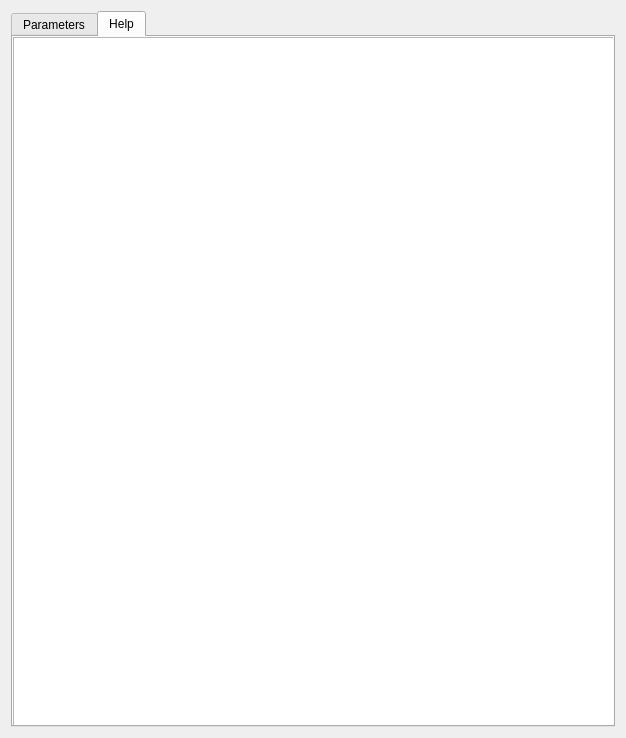
First picture: the form in zonal_exact/zonal_exact_dialog_base.ui, repository JakubCha/exactextract_qgis, before the edit.
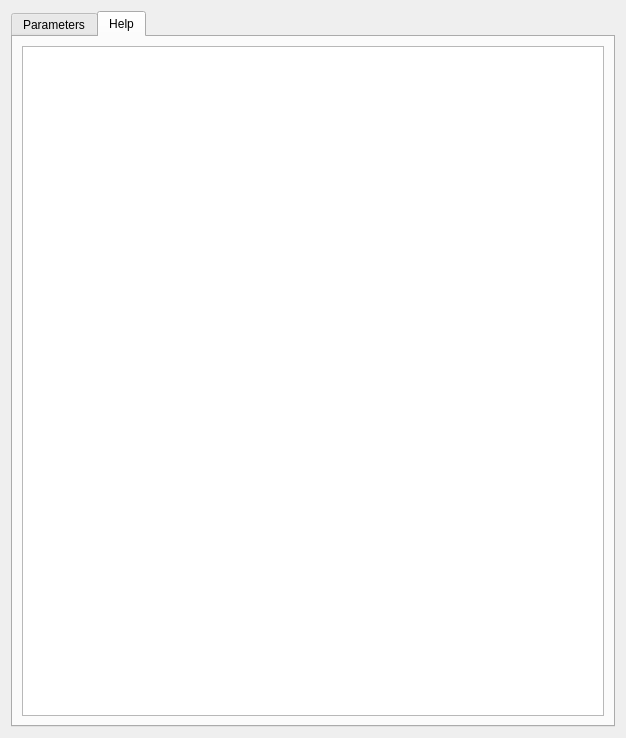
Second picture: the form after the edit. The open tabs and pages were chosen to show the change. Custom widgets are drawn as their Qt base class.

Commit message: Help menu markdown text

Diff of the .ui file:
```diff
--- a/zonal_exact/zonal_exact_dialog_base.ui
+++ b/zonal_exact/zonal_exact_dialog_base.ui
@@ -405,19 +405,22 @@
       <attribute name="title">
        <string>Help</string>
       </attribute>
-      <widget class="QTextBrowser" name="textBrowser">
-       <property name="geometry">
-        <rect>
-         <x>0</x>
-         <y>0</y>
-         <width>601</width>
-         <height>701</height>
-        </rect>
-       </property>
+      <layout class="QGridLayout" name="gridLayout_4">
+       <item row="0" column="0">
+        <widget class="QTextBrowser" name="helpTextBrowser">
        <property name="markdown">
         <string/>
        </property>
-      </widget>
+         <property name="html">
+          <string>&lt;!DOCTYPE HTML PUBLIC &quot;-//W3C//DTD HTML 4.0//EN&quot; &quot;http://www.w3.org/TR/REC-html40/strict.dtd&quot;&gt;
+&lt;html&gt;&lt;head&gt;&lt;meta name=&quot;qrichtext&quot; content=&quot;1&quot; /&gt;&lt;style type=&quot;text/css&quot;&gt;
+p, li { white-space: pre-wrap; }
+&lt;/style&gt;&lt;/head&gt;&lt;body style=&quot; font-family:'MS Shell Dlg 2'; font-size:8.25pt; font-weight:400; font-style:normal;&quot;&gt;
+&lt;p style=&quot;-qt-paragraph-type:empty; margin-top:0px; margin-bottom:0px; margin-left:0px; margin-right:0px; -qt-block-indent:0; text-indent:0px;&quot;&gt;&lt;br /&gt;&lt;/p&gt;&lt;/body&gt;&lt;/html&gt;</string>
+         </property>
+        </widget>
+       </item>
+      </layout>
      </widget>
     </widget>
    </item>
```
Left out of the diff: 2 changed lines with no effect on the pictures. Lines whose indentation alone changed are shown as unchanged. The commit also changes 2 other files.
